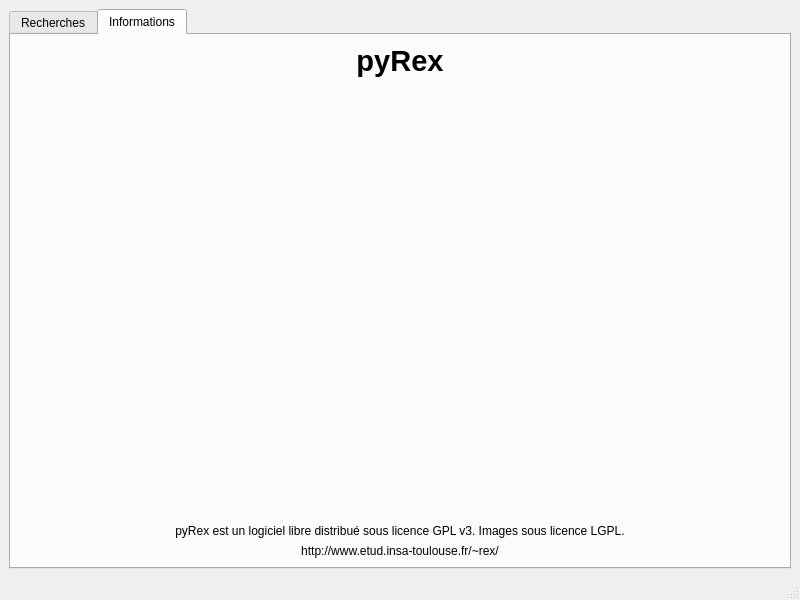
Old version of the form ui/pyrex.ui in the repository MaximeCheramy/pyrex.
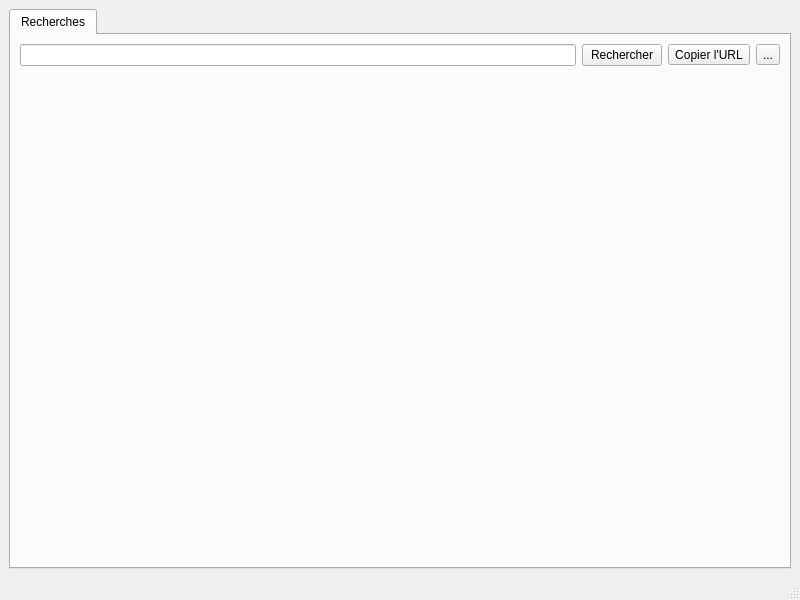
New version of the form. Icons and pictures are not drawn.

Commit message: informations dans un ui à part.

What changed in the file:
```diff
--- a/ui/pyrex.ui
+++ b/ui/pyrex.ui
@@ -21,7 +21,7 @@
     <item>
      <widget class="QTabWidget" name="tabs">
       <property name="currentIndex">
-       <number>1</number>
+       <number>0</number>
       </property>
       <widget class="QWidget" name="recherches">
        <attribute name="title">
@@ -89,137 +89,6 @@
         </item>
        </layout>
       </widget>
-      <widget class="QWidget" name="tab">
-       <attribute name="title">
-        <string>Informations</string>
-       </attribute>
-       <layout class="QVBoxLayout" name="verticalLayout_6">
-        <item>
-         <widget class="QLabel" name="label_19">
-          <property name="font">
-           <font>
-            <pointsize>22</pointsize>
-            <weight>75</weight>
-            <bold>true</bold>
-           </font>
-          </property>
-          <property name="text">
-           <string>pyRex</string>
-          </property>
-          <property name="alignment">
-           <set>Qt::AlignCenter</set>
-          </property>
-         </widget>
-        </item>
-        <item>
-         <widget class="QLabel" name="label_18">
-          <property name="autoFillBackground">
-           <bool>false</bool>
-          </property>
-          <property name="text">
-           <string/>
-          </property>
-          <property name="pixmap">
-           <pixmap>:/rex_logo/res/Rex.png</pixmap>
-          </property>
-          <property name="alignment">
-           <set>Qt::AlignCenter</set>
-          </property>
-         </widget>
-        </item>
-        <item>
-         <spacer name="verticalSpacer_4">
-          <property name="orientation">
-           <enum>Qt::Vertical</enum>
-          </property>
-          <property name="sizeHint" stdset="0">
-           <size>
-            <width>20</width>
-            <height>40</height>
-           </size>
-          </property>
-         </spacer>
-        </item>
-        <item>
-         <widget class="QLabel" name="version_label">
-          <property name="font">
-           <font>
-            <pointsize>10</pointsize>
-           </font>
-          </property>
-          <property name="lineWidth">
-           <number>1</number>
-          </property>
-          <property name="text">
-           <string/>
-          </property>
-          <property name="alignment">
-           <set>Qt::AlignCenter</set>
-          </property>
-          <property name="wordWrap">
-           <bool>true</bool>
-          </property>
-          <property name="margin">
-           <number>2</number>
-          </property>
-         </widget>
-        </item>
-        <item>
-         <widget class="QLabel" name="statistics_label">
-          <property name="font">
-           <font>
-            <pointsize>10</pointsize>
-           </font>
-          </property>
-          <property name="text">
-           <string/>
-          </property>
-          <property name="alignment">
-           <set>Qt::AlignCenter</set>
-          </property>
-          <property name="wordWrap">
-           <bool>true</bool>
-          </property>
-          <property name="margin">
-           <number>2</number>
-          </property>
-         </widget>
-        </item>
-        <item>
-         <spacer name="verticalSpacer_3">
-          <property name="orientation">
-           <enum>Qt::Vertical</enum>
-          </property>
-          <property name="sizeHint" stdset="0">
-           <size>
-            <width>20</width>
-            <height>40</height>
-           </size>
-          </property>
-         </spacer>
-        </item>
-        <item>
-         <widget class="QLabel" name="label_20">
-          <property name="text">
-           <string>pyRex est un logiciel libre distribué sous licence GPL v3. Images sous licence LGPL.</string>
-          </property>
-          <property name="alignment">
-           <set>Qt::AlignCenter</set>
-          </property>
-         </widget>
-        </item>
-        <item>
-         <widget class="QLabel" name="label_21">
-          <property name="text">
-           <string>http://www.etud.insa-toulouse.fr/~rex/</string>
-          </property>
-          <property name="alignment">
-           <set>Qt::AlignCenter</set>
-          </property>
-         </widget>
-        </item>
-       </layout>
-      </widget>
      </widget>
     </item>
    </layout>
```
The commit also changes 3 other files.
